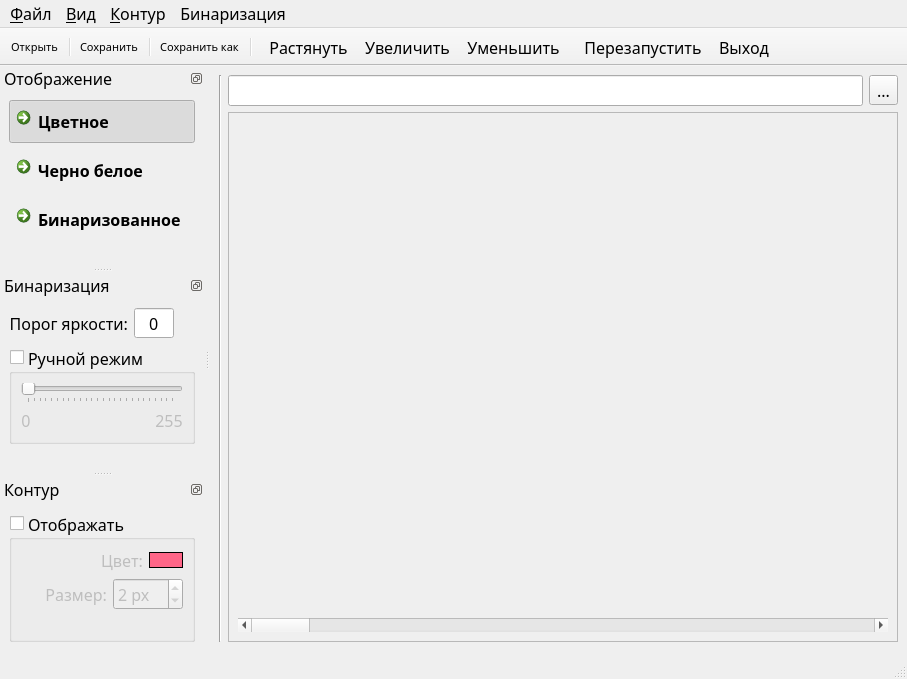
Qt form mainwindow.ui (gurmaaan/ContourDetector) before a commit.
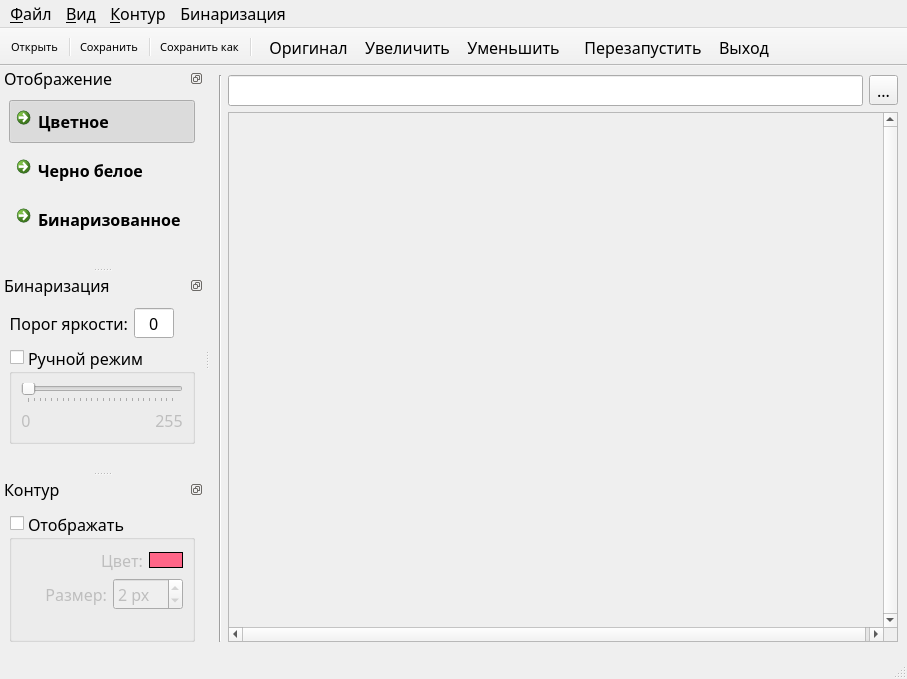
The same form after that commit. Icons and pictures are not drawn.

Diff of the .ui file:
```diff
--- a/mainwindow.ui
+++ b/mainwindow.ui
@@ -74,6 +74,15 @@
           <height>510</height>
          </size>
         </property>
+        <property name="verticalScrollBarPolicy">
+         <enum>Qt::ScrollBarAlwaysOn</enum>
+        </property>
+        <property name="horizontalScrollBarPolicy">
+         <enum>Qt::ScrollBarAlwaysOn</enum>
+        </property>
+        <property name="sizeAdjustPolicy">
+         <enum>QAbstractScrollArea::AdjustIgnored</enum>
+        </property>
         <property name="widgetResizable">
          <bool>true</bool>
         </property>
@@ -83,7 +92,7 @@
            <x>0</x>
            <y>0</y>
            <width>658</width>
-           <height>521</height>
+           <height>498</height>
           </rect>
          </property>
          <layout class="QVBoxLayout" name="verticalLayout_7">
@@ -112,13 +121,6 @@
             </property>
            </widget>
           </item>
-          <item>
-           <widget class="QScrollBar" name="horizontalScrollBar">
-            <property name="orientation">
-             <enum>Qt::Horizontal</enum>
-            </property>
-           </widget>
-          </item>
          </layout>
         </widget>
        </widget>
@@ -783,7 +785,7 @@
      <normaloff>:/icons/fullScreenIc.png</normaloff>:/icons/fullScreenIc.png</iconset>
    </property>
    <property name="text">
-    <string>Растянуть</string>
+    <string>Оригинал</string>
    </property>
    <property name="toolTip">
     <string>Вписать изображение в виджет</string>
```
Left out of the diff: 25 changed lines with no effect on the pictures.
